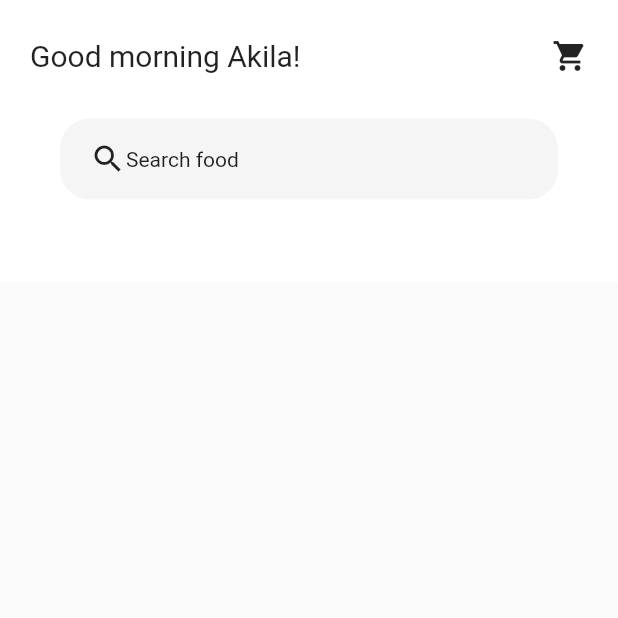
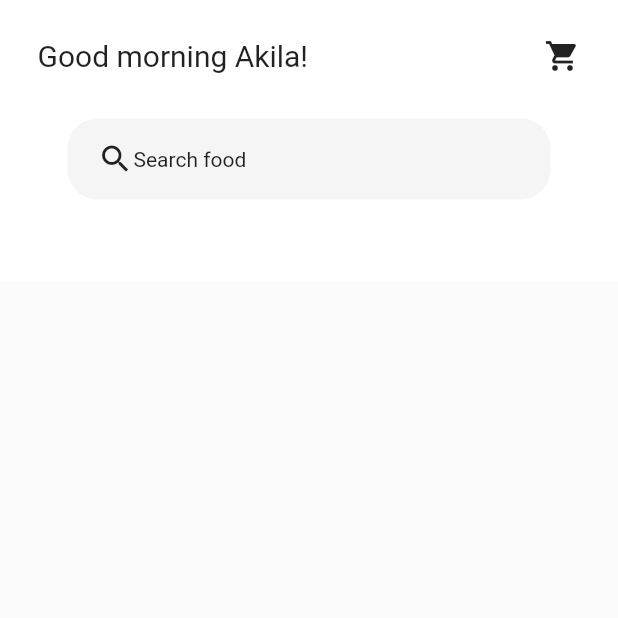
Before and after one commit to michaelbelete/flut-ui, a Flutter app: the screen it shows after launch, on a phone screen of 412 x 824 dp, the top half of it. Run offline on Flutter 3.47's test engine with Material 2 defaults, Android fonts, the phone set to English and light mode, and no system bars.

```diff
--- a/lib/screens/home/home.dart
+++ b/lib/screens/home/home.dart
@@ -5,7 +5,7 @@ class Home extends StatelessWidget {
   Widget build(BuildContext context) {
     return Container(
         color: Colors.white,
-        padding: EdgeInsets.symmetric(horizontal: 20, vertical: 25),
+        padding: EdgeInsets.symmetric(horizontal: 25, vertical: 25),
         child: SingleChildScrollView(
             child: Column(
           children: [
```
